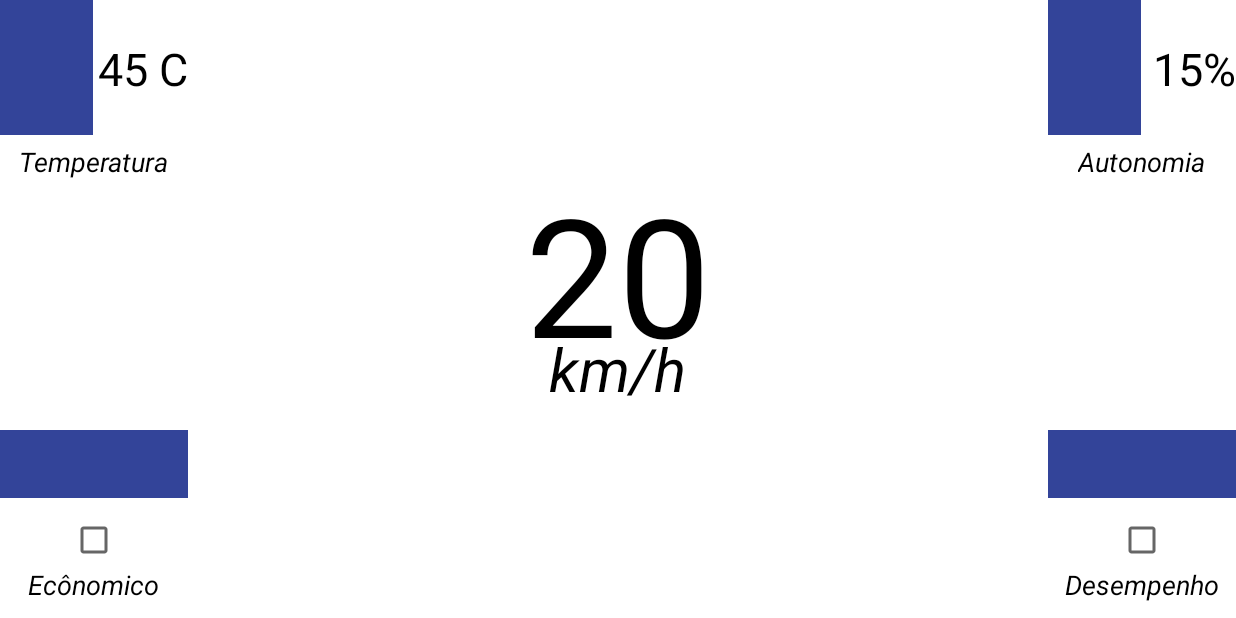
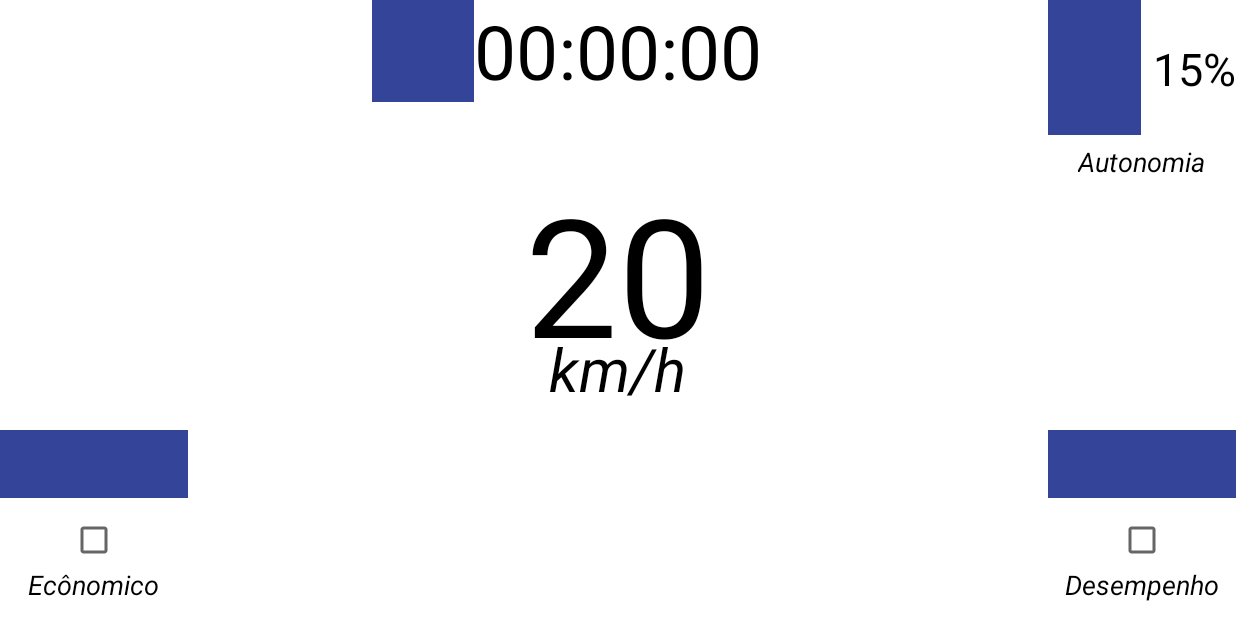
Before and after one commit to filipeborges/DriftKart, an Android app: the screen it shows after launch (MainActivity), on a phone screen of 824 x 412 dp (held sideways). Run offline under Robolectric (Android 15) with nearby library versions, the light colour scheme and no system bars.

Commit message:
Implemented timer functionality

```diff
--- a/DriftKartApp/app/src/main/java/br/unb/integration_project/driftkartapp/MainActivity.java
+++ b/DriftKartApp/app/src/main/java/br/unb/integration_project/driftkartapp/MainActivity.java
@@ -3,19 +3,57 @@ package br.unb.integration_project.driftkartapp;
 import android.app.AlertDialog;
 import android.content.DialogInterface;
 import android.content.Intent;
+import android.os.Handler;
+import android.os.Looper;
 import android.support.v7.app.AppCompatActivity;
 import android.os.Bundle;
+import android.view.View;
+import android.widget.ImageView;
+import android.widget.TextView;
 import android.widget.Toast;
+
+import java.text.DateFormat;
+import java.text.SimpleDateFormat;
+import java.util.Calendar;
+import java.util.Date;
+import java.util.Timer;
+import java.util.TimerTask;
 
 public class MainActivity extends AppCompatActivity {
 
     private PrepareDeviceCommunication prepareDeviceCommunication;
     private AlertDialog searchDialog;
+    private TextView timerTextView;
+    private Calendar timerCalendar = Calendar.getInstance();
+    private String incrementedFmtTime;
+    private Timer timer;
+    private boolean isTimerStarted = false;
+    private long lastExecutionTime = 0;
+    private long incrementTime = 0;
+    private View.OnClickListener timerImgListener = new View.OnClickListener() {
+        @Override
+        public void onClick(View timerImgView) {
+            if(isTimerStarted) {
+                lastExecutionTime = System.currentTimeMillis();
+                timer.cancel();
+                timer.purge();
+                isTimerStarted = false;
+            }else {
+                isTimerStarted = true;
+                startTimer();
+            }
+        }
+    };
 
     @Override
     protected void onCreate(Bundle savedInstanceState) {
         super.onCreate(savedInstanceState);
         setContentView(R.layout.activity_main);
+
+        timerCalendar.clear();
+        ImageView timerImageView = (ImageView)findViewById(R.id.timerImageView);
+        timerImageView.setOnClickListener(timerImgListener);
+        timerTextView = (TextView)findViewById(R.id.timerTextView);
 
         prepareDeviceCommunication = new PrepareDeviceCommunication(this);
         prepareDeviceCommunication.establishBluetoothConnection();
@@ -36,6 +74,39 @@ public class MainActivity extends AppCompatActivity {
         //TODO: Destroy all BT allocated resources.
         super.onDestroy();
         prepareDeviceCommunication.closeAllBlutoothResources();
+        timer.cancel();
+        timer.purge();
+    }
+
+    public void startTimer() {
+        TimerTask incrementTimerTask = new TimerTask() {
+            Handler uiHandler = new Handler(Looper.getMainLooper());
+            Runnable setTimerValueTask = new Runnable() {
+                @Override
+                public void run() {
+                    incrementTime = System.currentTimeMillis();
+                    timerTextView.setText(incrementedFmtTime);
+                }
+            };
+
+            @Override
+            public void run() {
+                timerCalendar.add(Calendar.SECOND, 1);
+                Date incrementDate = timerCalendar.getTime();
+                DateFormat formatter = new SimpleDateFormat("HH:mm:ss");
+                incrementedFmtTime = formatter.format(incrementDate);
+                uiHandler.post(setTimerValueTask);
+            }
+        };
+
+        timer = new Timer();
+        if(lastExecutionTime != 0) {
+            long delayTime = 1000 - (lastExecutionTime - incrementTime);
+            timer.schedule(incrementTimerTask, delayTime, 1000);
+            lastExecutionTime = 0;
+        }else {
+            timer.schedule(incrementTimerTask, 0, 1000);
+        }
     }
 
     public void showSearchDialog() {
--- a/DriftKartApp/app/src/main/res/layout/activity_main.xml
+++ b/DriftKartApp/app/src/main/res/layout/activity_main.xml
@@ -6,10 +6,9 @@
     android:layout_height="match_parent"
     android:background="@color/background_color" >
 
-    <!--TODO: Remove temperature Layout.-->
     <include layout="@layout/battery_layout" />
     <include layout="@layout/economic_layout" />
     <include layout="@layout/performance_layout" />
     <include layout="@layout/speed_layout" />
-    <include layout="@layout/temp_layout" />
+    <include layout="@layout/timer_layout" />
 </RelativeLayout>
--- /dev/null
+++ b/DriftKartApp/app/src/main/res/layout/timer_layout.xml
@@ -0,0 +1,23 @@
+<?xml version="1.0" encoding="utf-8"?>
+<RelativeLayout xmlns:android="http://schemas.android.com/apk/res/android"
+    android:layout_width="wrap_content"
+    android:layout_height="wrap_content"
+    android:layout_alignParentTop="true"
+    android:layout_centerHorizontal="true"
+    android:paddingRight="68dp">
+
+    <ImageView
+        android:layout_width="68dp"
+        android:layout_height="68dp"
+        android:id="@+id/timerImageView"
+        style="@style/imageViewMockStyle" />
+
+    <TextView
+        android:id="@+id/timerTextView"
+        android:layout_width="wrap_content"
+        android:layout_height="wrap_content"
+        android:layout_marginLeft="68dp"
+        android:text="00:00:00"
+        style="@style/timerTextViewStyle" />
+
+</RelativeLayout>
--- a/DriftKartApp/app/src/main/res/values/styles.xml
+++ b/DriftKartApp/app/src/main/res/values/styles.xml
@@ -4,7 +4,6 @@
     <style name="AppTheme" parent="Theme.AppCompat.Light.NoActionBar">
         <!-- Customize your theme here. -->
     </style>
-
 
     <!-- global styles -->
     <style name="sensorLabelStyle">
@@ -22,6 +21,12 @@
         <item name="android:textColor">@color/text_color</item>
     </style>
 
+    <!-- timer_layout -->
+    <style name="timerTextViewStyle">
+        <item name="android:textColor">@color/text_color</item>
+        <item name="android:textSize">50sp</item>
+    </style>
+
     <!--speed_layout-->
     <style name="speedometerTextViewStyle">
         <item name="android:textSize">110sp</item>
```
Also changed, not shown: DriftKartApp/app/src/main/java/br/unb/integration_project/driftkartapp/PrepareDeviceCommunication.java (+4 -6 lines).
